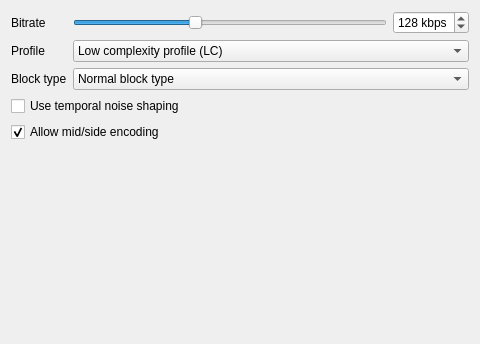
This is src/transcoder/transcoderoptionsaac.ui in strawberrymusicplayer/strawberry as Qt 5 draws it before an edit. The edited form follows.
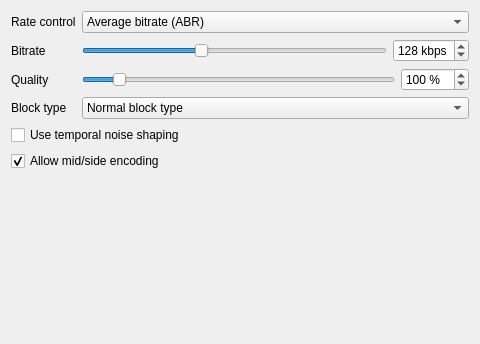
This is the edited form.

Commit message: TranscoderOptionsAAC: Set the rate control for faac

Diff of the .ui file:
```diff
--- a/src/transcoder/transcoderoptionsaac.ui
+++ b/src/transcoder/transcoderoptionsaac.ui
@@ -15,13 +15,37 @@
   </property>
   <layout class="QFormLayout" name="formLayout">
    <item row="0" column="0">
+    <widget class="QLabel" name="label_rate_control">
+     <property name="text">
+      <string>Rate control</string>
+     </property>
+    </widget>
+   </item>
+   <item row="0" column="1">
+    <widget class="QComboBox" name="rate_control">
+     <property name="currentIndex">
+      <number>1</number>
+     </property>
+     <item>
+      <property name="text">
+       <string>Variable bitrate (VBR)</string>
+      </property>
+     </item>
+     <item>
+      <property name="text">
+       <string>Average bitrate (ABR)</string>
+      </property>
+     </item>
+    </widget>
+   </item>
+   <item row="1" column="0">
     <widget class="QLabel" name="label_1">
      <property name="text">
       <string>Bitrate</string>
      </property>
     </widget>
    </item>
-   <item row="0" column="1">
+   <item row="1" column="1">
     <layout class="QHBoxLayout" name="horizontalLayout">
      <item>
       <widget class="QSlider" name="bitrate_slider">
@@ -60,65 +84,60 @@
      </item>
     </layout>
    </item>
-   <item row="1" column="0">
-    <widget class="QLabel" name="label_2">
-     <property name="text">
-      <string>Profile</string>
-     </property>
-    </widget>
-   </item>
-   <item row="1" column="1">
-    <widget class="QComboBox" name="profile">
-     <property name="currentIndex">
-      <number>1</number>
-     </property>
-     <item>
-      <property name="text">
-       <string>Main profile (MAIN)</string>
-      </property>
-     </item>
-     <item>
-      <property name="text">
-       <string>Low complexity profile (LC)</string>
-      </property>
-     </item>
-     <item>
-      <property name="text">
-       <string>Scalable sampling rate profile (SSR)</string>
-      </property>
-     </item>
-     <item>
-      <property name="text">
-       <string>Long term prediction profile (LTP)</string>
-      </property>
-     </item>
-    </widget>
-   </item>
-   <item row="4" column="0" colspan="2">
-    <widget class="QCheckBox" name="tns">
-     <property name="text">
-      <string>Use temporal noise shaping</string>
-     </property>
-    </widget>
-   </item>
-   <item row="5" column="0" colspan="2">
-    <widget class="QCheckBox" name="midside">
-     <property name="text">
-      <string>Allow mid/side encoding</string>
-     </property>
-     <property name="checked">
-      <bool>true</bool>
-     </property>
-    </widget>
-   </item>
    <item row="2" column="0">
+    <widget class="QLabel" name="label_quality">
+     <property name="text">
+      <string>Quality</string>
+     </property>
+    </widget>
+   </item>
+   <item row="2" column="1">
+    <layout class="QHBoxLayout" name="horizontalLayout_quality">
+     <item>
+      <widget class="QSlider" name="quality_slider">
+       <property name="minimum">
+        <number>1</number>
+       </property>
+       <property name="maximum">
+        <number>1000</number>
+       </property>
+       <property name="value">
+        <number>100</number>
+       </property>
+       <property name="orientation">
+        <enum>Qt::Horizontal</enum>
+       </property>
+      </widget>
+     </item>
+     <item>
+      <widget class="QSpinBox" name="quality_spinbox">
+       <property name="suffix">
+        <string> %</string>
+       </property>
+       <property name="minimum">
+        <number>1</number>
+       </property>
+       <property name="maximum">
+        <number>1000</number>
+       </property>
+       <property name="singleStep">
+        <number>10</number>
+       </property>
+       <property name="value">
+        <number>100</number>
+       </property>
+      </widget>
+     </item>
+    </layout>
+   </item>
+   <item row="3" column="0">
     <widget class="QLabel" name="label_3">
      <property name="text">
       <string>Block type</string>
      </property>
     </widget>
    </item>
-   <item row="2" column="1">
+   <item row="3" column="1">
     <widget class="QComboBox" name="shortctl">
      <item>
       <property name="text">
@@ -137,6 +156,30 @@
      </item>
     </widget>
    </item>
+   <item row="4" column="0" colspan="2">
+    <widget class="QCheckBox" name="tns">
+     <property name="text">
+      <string>Use temporal noise shaping</string>
+     </property>
+    </widget>
+   </item>
+   <item row="5" column="0" colspan="2">
+    <widget class="QCheckBox" name="midside">
+     <property name="text">
+      <string>Allow mid/side encoding</string>
+     </property>
+     <property name="checked">
+      <bool>true</bool>
+     </property>
+    </widget>
+   </item>
+   <item row="6" column="0" colspan="2">
+    <widget class="QLabel" name="encoder_info">
+     <property name="wordWrap">
+      <bool>true</bool>
+     </property>
+    </widget>
+   </item>
   </layout>
  </widget>
  <tabstops>
```
Left out of the diff: 36 changed lines with no effect on the pictures. The commit also changes 7 other files.
